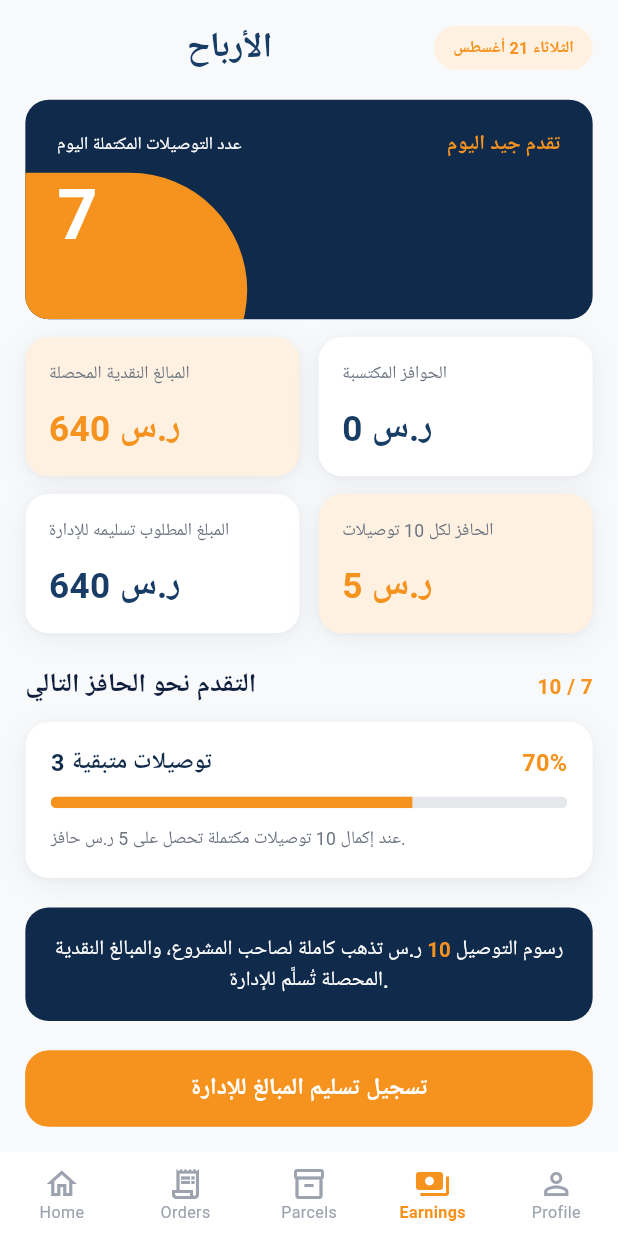
After one commit to ibnRizk/ssm_driver, a Flutter app: the EarningsScreen screen opened by its route, on a phone screen of 412 x 824 dp. The commit adds this screen. Run offline on Flutter 3.47's test engine with Material 3 defaults, Android fonts, the phone set to English and light mode, and no system bars; our stand-ins replace cached_network_image, dartz, dio, equatable, flutter_bloc, flutter_screenutil and 9 more; accounts and stored records are empty; Roboto replaces fonts that are missing (Cairo).

Commit message:
feat: add earnings screen and related widgets, update routing and navigation

```diff
--- a/lang/ar.json
+++ b/lang/ar.json
@@ -31,6 +31,7 @@
   "nav_orders": "الطلبات",
   "nav_parcels": "الطرود",
   "nav_subscriptions": "الاشتراكات",
+  "nav_earnings": "الأرباح",
   "nav_profile": "حسابي",
   "auth_driver_greeting": "مرحباً كابتن",
   "auth_welcome_title": "دخول المندوب",
--- a/lang/en.json
+++ b/lang/en.json
@@ -31,6 +31,7 @@
   "nav_orders": "Orders",
   "nav_parcels": "Parcels",
   "nav_subscriptions": "Subscriptions",
+  "nav_earnings": "Earnings",
   "nav_profile": "Profile",
   "auth_driver_greeting": "Hello Captain",
   "auth_welcome_title": "Driver Login",
--- a/lib/config/routes/app_routes.dart
+++ b/lib/config/routes/app_routes.dart
@@ -12,10 +12,10 @@ import '../../features/orders/presentation/screens/order_trip_screen.dart';
 import '../../features/orders/presentation/screens/orders_screen.dart';
 import '../../features/orders/presentation/screens/pickup_confirmation_screen.dart';
 import '../../features/orders/presentation/screens/proof_of_delivery_screen.dart';
+import '../../features/earnings/presentation/screens/earnings_screen.dart';
 import '../../features/parcels/presentation/screens/parcel_details_screen.dart';
 import '../../features/parcels/presentation/screens/parcels_screen.dart';
 import '../../features/profile/presentation/screens/profile_screen.dart';
-import '../../features/subscriptions/presentation/screens/subscriptions_screen.dart';
 import '../../injection_container.dart';
 
 import 'main_scaffold.dart';
@@ -28,7 +28,7 @@ abstract class AppRoutes {
   static const String home = '/home';
   static const String orders = '/orders';
   static const String parcels = '/parcels';
-  static const String subscriptions = '/subscriptions';
+  static const String earnings = '/earnings';
   static const String profile = '/profile';
   static const String photoViewer = '/photo-viewer';
   static const String incomingOrder = '/incoming-order';
@@ -44,7 +44,7 @@ abstract class AppRoutes {
   static const String homeName = 'home';
   static const String ordersName = 'orders';
   static const String parcelsName = 'parcels';
-  static const String subscriptionsName = 'subscriptions';
+  static const String earningsName = 'earnings';
   static const String profileName = 'profile';
   static const String photoViewerName = 'photoViewer';
   static const String incomingOrderName = 'incomingOrder';
@@ -114,9 +114,9 @@ abstract class AppRoutes {
           StatefulShellBranch(
             routes: <RouteBase>[
               GoRoute(
-                path: subscriptions,
-                name: subscriptionsName,
-                builder: (_, __) => const SubscriptionsScreen(),
+                path: earnings,
+                name: earningsName,
+                builder: (_, __) => const EarningsScreen(),
               ),
             ],
           ),
--- a/lib/config/routes/main_scaffold.dart
+++ b/lib/config/routes/main_scaffold.dart
@@ -11,7 +11,7 @@ import '../../core/utils/values/strings.dart';
 /// navigation stack and state when the user switches tabs, instead of being
 /// torn down and rebuilt.
 ///
-/// Tab order matches the design spec — Home, Orders, Parcels, Subscriptions,
+/// Tab order matches the design spec — Home, Orders, Parcels, Earnings,
 /// Profile — and needs no manual RTL handling: `BottomNavigationBar` mirrors
 /// this logical order automatically under the ambient RTL `Directionality`
 /// when the active locale is Arabic, so item 1 ("الرئيسية") lands on the
@@ -52,9 +52,9 @@ class MainScaffold extends StatelessWidget {
             label: Strings.navParcels,
           ),
           BottomNavigationBarItem(
-            icon: const Icon(Icons.star_outline),
-            activeIcon: const Icon(Icons.star),
-            label: Strings.navSubscriptions,
+            icon: const Icon(Icons.payments_outlined),
+            activeIcon: const Icon(Icons.payments),
+            label: Strings.navEarnings,
           ),
           BottomNavigationBarItem(
             icon: const Icon(Icons.person_outline),
--- a/lib/core/utils/values/strings.dart
+++ b/lib/core/utils/values/strings.dart
@@ -78,6 +78,9 @@ abstract class Strings {
 
   static const String _navSubscriptions = 'nav_subscriptions';
   static String get navSubscriptions => _navSubscriptions.tr;
+
+  static const String _navEarnings = 'nav_earnings';
+  static String get navEarnings => _navEarnings.tr;
 
   static const String _navProfile = 'nav_profile';
   static String get navProfile => _navProfile.tr;
--- /dev/null
+++ b/lib/features/earnings/presentation/screens/earnings_screen.dart
@@ -0,0 +1,132 @@
+import 'package:flutter/material.dart';
+import 'package:flutter_screenutil/flutter_screenutil.dart';
+
+import '../../../../core/theme/app_colors.dart';
+import '../../../../core/theme/app_dimens.dart';
+import '../../../../core/theme/app_text_styles.dart';
+import '../../../../core/widgets/app_button.dart';
+import '../../../home/presentation/widgets/dashboard_stat_card.dart';
+import '../widgets/earnings_header.dart';
+import '../widgets/earnings_hero_card.dart';
+import '../widgets/earnings_info_banner.dart';
+import '../widgets/earnings_progress_card.dart';
+
+/// Earnings — the `earnings` tab's body. `MainScaffold` already supplies the
+/// outer Scaffold and bottom nav; this only builds the scrollable content.
+///
+/// TODO: Replace the mock values below with a real earnings use case once
+/// the driver-earnings API exists (same shape as `HomeScreen`'s TODO).
+class EarningsScreen extends StatelessWidget {
+  const EarningsScreen({super.key});
+
+  static const String _date = 'الثلاثاء 21 أغسطس';
+  static const int _deliveriesCompleted = 7;
+  static const String _deliveriesProgress = 'تقدم جيد اليوم';
+  static const String _collectedCash = '640 ر.س';
+  static const String _earnedIncentives = '0 ر.س';
+  static const String _dueToAdmin = '640 ر.س';
+  static const String _incentivePerTenDeliveries = '5 ر.س';
+  static const String _incentiveProgressLabel = '10 / 7';
+  static const String _remainingDeliveries = '3 توصيلات متبقية';
+  static const double _incentiveProgress = 0.7;
+  static const String _incentiveDescription =
+      'عند إكمال 10 توصيلات مكتملة تحصل على 5 ر.س حافز.';
+
+  @override
+  Widget build(BuildContext context) {
+    final AppColors c = context.colors;
+
+    return Scaffold(
+      backgroundColor: c.background,
+      body: SafeArea(
+        child: SingleChildScrollView(
+          padding: EdgeInsets.all(AppSpacing.screen.w),
+          child: Column(
+            crossAxisAlignment: CrossAxisAlignment.stretch,
+            children: <Widget>[
+              const EarningsHeader(date: _date),
+              SizedBox(height: AppSpacing.lg.h),
+              const EarningsHeroCard(
+                deliveriesCount: _deliveriesCompleted,
+                progressLabel: _deliveriesProgress,
+              ),
+              SizedBox(height: AppSpacing.sm.h),
+              Row(
+                children: <Widget>[
+                  Expanded(
+                    child: DashboardStatCard(
+                      label: 'المبالغ النقدية المحصلة',
+                      value: _collectedCash,
+                      background: c.secondaryLight,
+                      valueColor: c.secondary,
+                    ),
+                  ),
+                  SizedBox(width: AppSpacing.sm.w),
+                  Expanded(
+                    child: DashboardStatCard(
+                      label: 'الحوافز المكتسبة',
+                      value: _earnedIncentives,
+                      background: c.surface,
+                      valueColor: c.primary,
+                    ),
+                  ),
+                ],
+              ),
+              SizedBox(height: AppSpacing.sm.h),
+              Row(
+                children: <Widget>[
+                  Expanded(
+                    child: DashboardStatCard(
+                      label: 'المبلغ المطلوب تسليمه للإدارة',
+                      value: _dueToAdmin,
+                      background: c.surface,
+                      valueColor: c.primary,
+                    ),
+                  ),
+                  SizedBox(width: AppSpacing.sm.w),
+                  Expanded(
+                    child: DashboardStatCard(
+                      label: 'الحافز لكل 10 توصيلات',
+                      value: _incentivePerTenDeliveries,
+                      background: c.secondaryLight,
+                      valueColor: c.secondary,
+                    ),
+                  ),
+                ],
+              ),
+              SizedBox(height: AppSpacing.xl.h),
+              Row(
+                mainAxisAlignment: MainAxisAlignment.spaceBetween,
+                children: <Widget>[
+                  Text(
+                    'التقدم نحو الحافز التالي',
+                    style: AppTextStyles.h2(color: c.textPrimary),
+                  ),
+                  Text(
+                    _incentiveProgressLabel,
+                    style: AppTextStyles.titleSmall(color: c.secondary),
+                  ),
+                ],
+              ),
+              SizedBox(height: AppSpacing.sm.h),
+              const EarningsProgressCard(
+                remainingLabel: _remainingDeliveries,
+                progress: _incentiveProgress,
+                description: _incentiveDescription,
+              ),
+              SizedBox(height: AppSpacing.lg.h),
+              const EarningsInfoBanner(),
+              SizedBox(height: AppSpacing.lg.h),
+              AppButton(
+                btnText: 'تسجيل تسليم المبالغ للإدارة',
+                onPressed: () {
+                  // TODO: Wire up the cash-settlement flow once it exists.
+                },
+              ),
+            ],
+          ),
+        ),
+      ),
+    );
+  }
+}
--- /dev/null
+++ b/lib/features/earnings/presentation/widgets/earnings_header.dart
@@ -0,0 +1,48 @@
+import 'package:flutter/material.dart';
+import 'package:flutter_screenutil/flutter_screenutil.dart';
+
+import '../../../../core/theme/app_colors.dart';
+import '../../../../core/theme/app_dimens.dart';
+import '../../../../core/theme/app_text_styles.dart';
+
+/// Earnings screen header — a centered title with a pastel date pill.
+///
+/// This is a root tab body (`MainScaffold` owns the bottom nav), so unlike
+/// `ParcelDetailsHeader` there is no back button here.
+class EarningsHeader extends StatelessWidget {
+  final String date;
+
+  const EarningsHeader({super.key, required this.date});
+
+  @override
+  Widget build(BuildContext context) {
+    final AppColors c = context.colors;
+
+    return Row(
+      children: <Widget>[
+        Expanded(
+          child: Center(
+            child: Text(
+              'الأرباح',
+              style: AppTextStyles.h1(color: c.primary),
+            ),
+          ),
+        ),
+        Container(
+          padding: EdgeInsets.symmetric(
+            horizontal: AppSpacing.sm.w,
+            vertical: AppSpacing.xs.h,
+          ),
+          decoration: BoxDecoration(
+            color: c.secondaryLight,
+            borderRadius: BorderRadius.circular(AppRadius.pill),
+          ),
+          child: Text(
+            date,
+            style: AppTextStyles.label(color: c.secondary),
+          ),
+        ),
+      ],
+    );
+  }
+}
--- /dev/null
+++ b/lib/features/earnings/presentation/widgets/earnings_hero_card.dart
@@ -0,0 +1,86 @@
+import 'package:flutter/material.dart';
+import 'package:flutter_screenutil/flutter_screenutil.dart';
+
+import '../../../../core/theme/app_colors.dart';
+import '../../../../core/theme/app_dimens.dart';
+import '../../../../core/theme/app_text_styles.dart';
+
+/// Navy hero card showing today's completed-deliveries count, with the
+/// brand-orange organic wave bleeding off the bottom-left corner (same
+/// pattern as `ParcelsSummaryCard` / `ParcelDetailsStatusCard`).
+class EarningsHeroCard extends StatelessWidget {
+  final int deliveriesCount;
+  final String progressLabel;
+
+  const EarningsHeroCard({
+    super.key,
+    required this.deliveriesCount,
+    required this.progressLabel,
+  });
+
+  @override
+  Widget build(BuildContext context) {
+    final AppColors c = context.colors;
+
+    return Container(
+      height: 150.h,
+      decoration: BoxDecoration(
+        color: c.primaryDark,
+        borderRadius: BorderRadius.circular(AppRadius.lg.r),
+      ),
+      clipBehavior: Clip.antiAlias,
+      child: Stack(
+        children: <Widget>[
+          Positioned(
+            left: -40.w,
+            bottom: -60.h,
+            child: Container(
+              width: 180.w,
+              height: 160.h,
+              decoration: BoxDecoration(
+                color: c.secondary,
+                borderRadius: BorderRadius.only(
+                  topRight: Radius.circular(80.r),
+                  bottomRight: Radius.circular(80.r),
+                ),
+              ),
+            ),
+          ),
+          Padding(
+            padding: EdgeInsets.all(AppSpacing.lg.w),
+            child: Row(
+              crossAxisAlignment: CrossAxisAlignment.start,
+              mainAxisAlignment: MainAxisAlignment.spaceBetween,
+              children: <Widget>[
+                Column(
+                  crossAxisAlignment: CrossAxisAlignment.start,
+                  children: <Widget>[
+                    Text(
+                      'عدد التوصيلات المكتملة اليوم',
+                      style: AppTextStyles.caption(color: Colors.white),
+                    ),
+                    SizedBox(height: AppSpacing.xs.h),
+                    Text(
+                      '$deliveriesCount',
+                      style: AppTextStyles.display(
+                        color: Colors.white,
+                      ).copyWith(fontSize: 48.sp),
+                    ),
+                    Text(
+                      'توصيلات',
+                      style: AppTextStyles.title(color: c.secondary),
+                    ),
+                  ],
+                ),
+                Text(
+                  progressLabel,
+                  style: AppTextStyles.titleSmall(color: c.secondary),
+                ),
+              ],
+            ),
+          ),
+        ],
+      ),
+    );
+  }
+}
--- /dev/null
+++ b/lib/features/earnings/presentation/widgets/earnings_info_banner.dart
@@ -0,0 +1,47 @@
+import 'package:flutter/material.dart';
+import 'package:flutter_screenutil/flutter_screenutil.dart';
+
+import '../../../../core/theme/app_colors.dart';
+import '../../../../core/theme/app_dimens.dart';
+import '../../../../core/theme/app_text_styles.dart';
+
+/// Full-width navy banner explaining the delivery-fee / cash-collection
+/// policy, with the fee amount highlighted in brand orange.
+class EarningsInfoBanner extends StatelessWidget {
+  const EarningsInfoBanner({super.key});
+
+  @override
+  Widget build(BuildContext context) {
+    final AppColors c = context.colors;
+    final TextStyle bodyStyle = AppTextStyles.body(color: Colors.white);
+
+    return Container(
+      width: double.infinity,
+      padding: EdgeInsets.all(AppSpacing.md.w),
+      decoration: BoxDecoration(
+        color: c.primaryDark,
+        borderRadius: BorderRadius.circular(AppRadius.lg.r),
+      ),
+      child: RichText(
+        textAlign: TextAlign.center,
+        text: TextSpan(
+          style: bodyStyle,
+          children: <InlineSpan>[
+            const TextSpan(text: 'رسوم التوصيل '),
+            TextSpan(
+              text: '10',
+              style: bodyStyle.copyWith(
+                color: c.secondary,
+                fontWeight: FontWeight.w700,
+              ),
+            ),
+            const TextSpan(
+              text:
+                  ' ر.س تذهب كاملة لصاحب المشروع، والمبالغ النقدية المحصلة تُسلَّم للإدارة.',
+            ),
+          ],
+        ),
+      ),
+    );
+  }
+}
--- /dev/null
+++ b/lib/features/earnings/presentation/widgets/earnings_progress_card.dart
@@ -0,0 +1,67 @@
+import 'package:flutter/material.dart';
+import 'package:flutter_screenutil/flutter_screenutil.dart';
+
+import '../../../../core/theme/app_colors.dart';
+import '../../../../core/theme/app_decorations.dart';
+import '../../../../core/theme/app_dimens.dart';
+import '../../../../core/theme/app_text_styles.dart';
+
+/// White card showing progress toward the next delivery incentive: a
+/// remaining-count / percentage row, a linear progress bar, then a short
+/// explanatory caption.
+class EarningsProgressCard extends StatelessWidget {
+  final String remainingLabel;
+  final double progress;
+  final String description;
+
+  const EarningsProgressCard({
+    super.key,
+    required this.remainingLabel,
+    required this.progress,
+    required this.description,
+  });
+
+  @override
+  Widget build(BuildContext context) {
+    final AppColors c = context.colors;
+
+    return Container(
+      width: double.infinity,
+      padding: EdgeInsets.all(AppSpacing.md.w),
+      decoration: AppDecorations.card(c),
+      child: Column(
+        crossAxisAlignment: CrossAxisAlignment.stretch,
+        children: <Widget>[
+          Row(
+            mainAxisAlignment: MainAxisAlignment.spaceBetween,
+            children: <Widget>[
+              Text(
+                remainingLabel,
+                style: AppTextStyles.title(color: c.primaryDark),
+              ),
+              Text(
+                '${(progress * 100).round()}%',
+                style: AppTextStyles.title(color: c.secondary),
+              ),
+            ],
+          ),
+          SizedBox(height: AppSpacing.sm.h),
+          ClipRRect(
+            borderRadius: BorderRadius.circular(AppRadius.pill),
+            child: LinearProgressIndicator(
+              value: progress,
+              minHeight: 8.h,
+              color: c.secondary,
+              backgroundColor: c.border,
+            ),
+          ),
+          SizedBox(height: AppSpacing.sm.h),
+          Text(
+            description,
+            style: AppTextStyles.caption(color: c.textSecondary),
+          ),
+        ],
+      ),
+    );
+  }
+}
```
